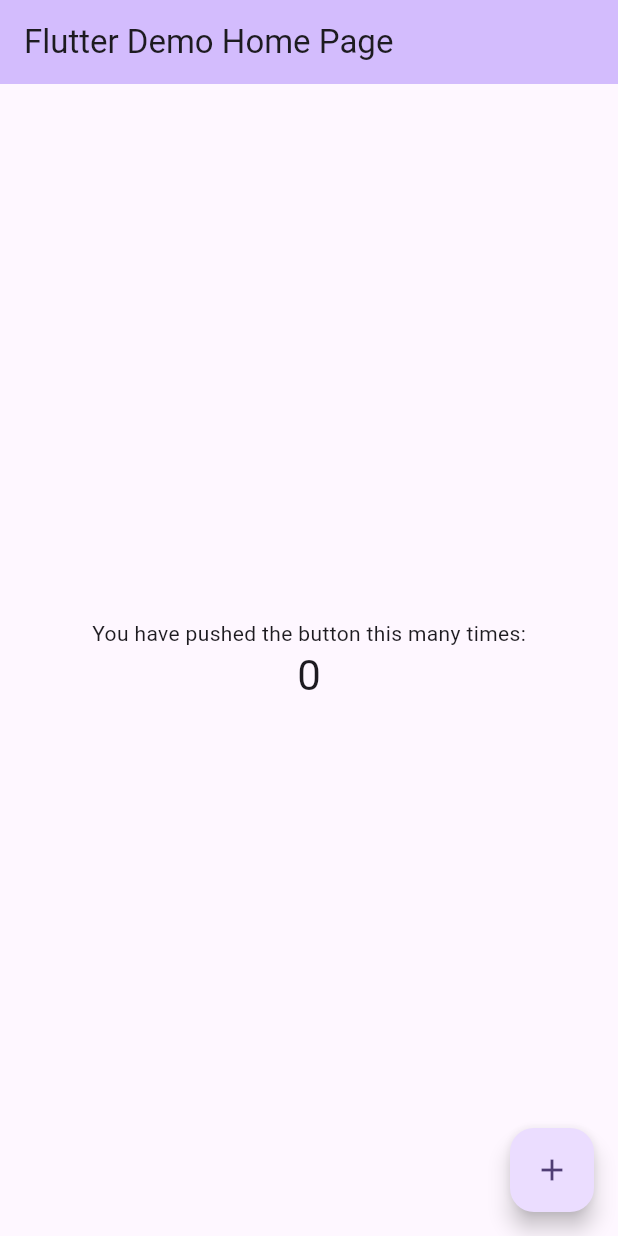
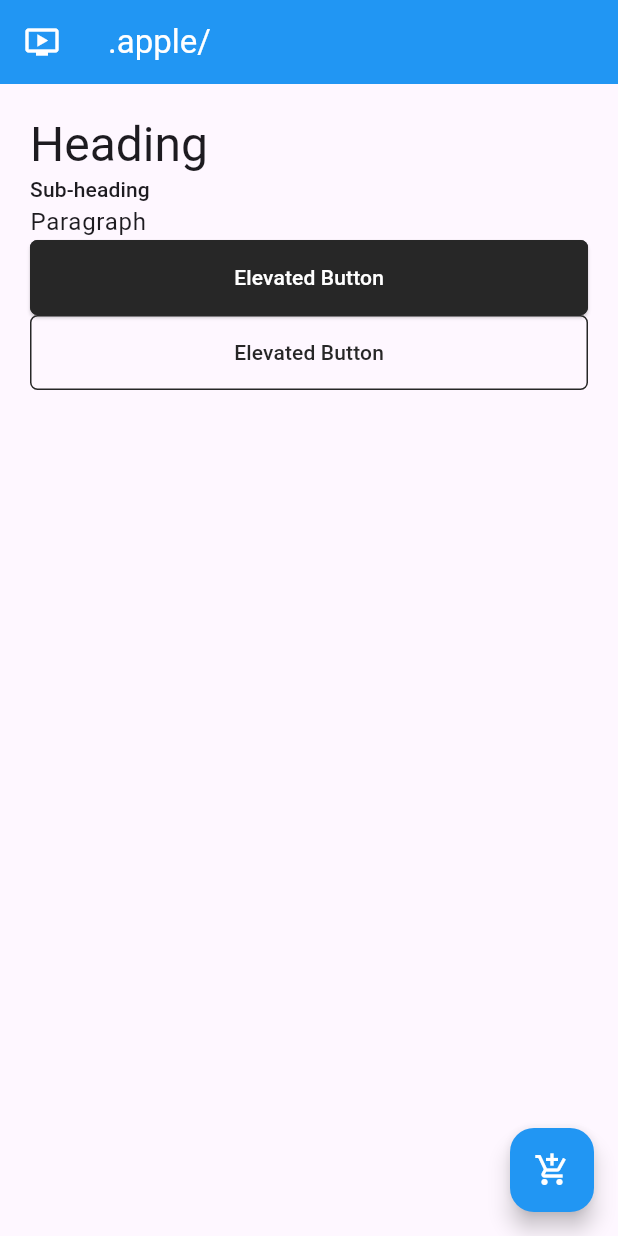
Before and after one commit to joshsaxx/firebase_ui_proj, a Flutter app: the screen it shows after launch, on a phone screen of 412 x 824 dp. Run offline on Flutter 3.47's test engine with Material 3 defaults, Android fonts, the phone set to English and light mode, and no system bars.

Commit message:
app theme mode implemented

```diff
--- a/lib/main.dart
+++ b/lib/main.dart
@@ -1,70 +1,51 @@
+import 'package:firebase_ui_proj/src/utils/theme/theme.dart';
 import 'package:flutter/material.dart';
 
-void main() {
-  runApp(const MyApp());
-}
+void main() => runApp(const App());
 
-class MyApp extends StatelessWidget {
-  const MyApp({super.key});
 
-  // This widget is the root of your application.
+class App extends StatelessWidget {
+  const App({super.key});
+
   @override
   Widget build(BuildContext context) {
     return MaterialApp(
+      theme: TAppTheme.lightTheme,
+      darkTheme: TAppTheme.darkTheme,
       debugShowCheckedModeBanner: false,
-      title: 'Flutter Demo',
-      theme: ThemeData(
-        colorScheme: ColorScheme.fromSeed(seedColor: Colors.deepPurple),
-        useMaterial3: true,
-      ),
-      home: const MyHomePage(title: 'Flutter Demo Home Page'),
+      themeMode: ThemeMode.system,
+      home: const AppHome(),
     );
   }
 }
 
-class MyHomePage extends StatefulWidget {
-  const MyHomePage({super.key, required this.title});
-  final String title;
 
-  @override
-  State<MyHomePage> createState() => _MyHomePageState();
-}
 
-class _MyHomePageState extends State<MyHomePage> {
-  int _counter = 0;
-
-  void _incrementCounter() {
-    setState(() {
-      _counter++;
-    });
-  }
+class AppHome extends StatelessWidget {
+  const AppHome({super.key});
 
   @override
   Widget build(BuildContext context) {
     return Scaffold(
-      appBar: AppBar(
-        backgroundColor: Theme.of(context).colorScheme.inversePrimary,
-        title: Text(widget.title),
-      ),
-      body: Center(
-        child: Column(
-          mainAxisAlignment: MainAxisAlignment.center,
-          children: <Widget>[
-            const Text(
-              'You have pushed the button this many times:',
-            ),
-            Text(
-              '$_counter',
-              style: Theme.of(context).textTheme.headlineMedium,
-            ),
+      appBar: AppBar(title: const Text(".apple/"),leading: const Icon(Icons.ondemand_video_outlined),),
+      floatingActionButton: FloatingActionButton(child: const Icon(Icons.add_shopping_cart_outlined),onPressed: (){},),
+      body: Padding(
+        padding: const EdgeInsets.all(20.0),
+        child: ListView(
+          children: [
+            Text("Heading", style: Theme.of(context).textTheme.headlineLarge),
+            Text("Sub-heading", style: Theme.of(context).textTheme.titleSmall),
+            Text("Paragraph", style: Theme.of(context).textTheme.bodyLarge),
+            ElevatedButton(onPressed: (){}, child: const Text("Elevated Button")),
+            OutlinedButton(onPressed: (){}, child: const Text("Elevated Button")),
+            /*const Padding(
+              padding: EdgeInsets.all(20.0),
+              child: Image(image: AssetImage("assets/images/first.png")),
+            ),*/
           ],
         ),
       ),
-      floatingActionButton: FloatingActionButton(
-        onPressed: _incrementCounter,
-        tooltip: 'Increment',
-        child: const Icon(Icons.add),
-      ), // This trailing comma makes auto-formatting nicer for build methods.
+
     );
   }
 }
--- /dev/null
+++ b/lib/src/utils/theme/theme.dart
@@ -0,0 +1,50 @@
+import 'package:firebase_ui_proj/src/utils/theme/widget_theme/elevated_button_theme.dart';
+import 'package:firebase_ui_proj/src/utils/theme/widget_theme/outlined_button_theme.dart';
+import 'package:firebase_ui_proj/src/utils/theme/widget_theme/text_field_theme.dart';
+import 'package:firebase_ui_proj/src/utils/theme/widget_theme/text_theme.dart';
+import 'package:flutter/material.dart';
+
+
+class TAppTheme {
+  /*static ThemeData lightTheme = ThemeData(
+    brightness: Brightness.light,
+    primarySwatch: const MaterialColor(0xFFFFE200, <int, Color>{
+      50: Color(0x1AFFE200),
+      100: Color(0x33FFE200),
+      200: Color(0x4DFFE200),
+      300: Color(0x66FFE200),
+      400: Color(0x80FFE200),
+    }),
+  );*/
+
+  TAppTheme._();
+
+  static ThemeData lightTheme = ThemeData(
+      brightness: Brightness.light,
+      textTheme: TTextTheme.lightTextTheme,
+      floatingActionButtonTheme: const FloatingActionButtonThemeData(
+          backgroundColor: Colors.blue, foregroundColor: Colors.white),
+      appBarTheme: const AppBarTheme(
+          backgroundColor: Colors.blue, foregroundColor: Colors.white),
+      /*elevatedButtonTheme: ElevatedButtonThemeData(
+          style: ElevatedButton.styleFrom(
+              backgroundColor: Colors.blue, // background (button) color
+              foregroundColor: Colors.white,shape: RoundedRectangleBorder() // foreground (text) color
+      )),*/
+      elevatedButtonTheme: TElevatedButtonTheme.lightElevatedButtonTheme,
+      outlinedButtonTheme: TOutlinedButtonTheme.lightOutlinedButtonTheme,
+      inputDecorationTheme: TTextFOrmFieldTheme.lightInputDecorationTheme);
+
+  static ThemeData darkTheme = ThemeData(
+      brightness: Brightness.dark,
+      textTheme: TTextTheme.darkTextTheme,
+      floatingActionButtonTheme: const FloatingActionButtonThemeData(
+          backgroundColor: Colors.grey, foregroundColor: Colors.white),
+      appBarTheme: const AppBarTheme(backgroundColor: Colors.grey),
+      /*elevatedButtonTheme: ElevatedButtonThemeData(
+          style: ElevatedButton.styleFrom(
+              backgroundColor: Colors.grey, foregroundColor: Colors.white,shape: RoundedRectangleBorder())),*/
+      elevatedButtonTheme: TElevatedButtonTheme.darkElevatedButtonTheme,
+      outlinedButtonTheme: TOutlinedButtonTheme.darkOutlinedButtonTheme,
+      inputDecorationTheme: TTextFOrmFieldTheme.darkInputDecorationTheme);
+}
--- /dev/null
+++ b/lib/src/utils/theme/widget_theme/elevated_button_theme.dart
@@ -0,0 +1,28 @@
+import 'package:flutter/material.dart';
+
+import '../../../constants/colors.dart';
+import '../../../constants/sizes.dart';
+
+class TElevatedButtonTheme{
+  TElevatedButtonTheme._();
+
+  static final lightElevatedButtonTheme = ElevatedButtonThemeData(
+    style: ElevatedButton.styleFrom(
+        shape: RoundedRectangleBorder(borderRadius: BorderRadius.circular(5.0)),
+        foregroundColor: Colors.white,
+        backgroundColor: tSecondaryColor,
+        side: BorderSide(color: tSecondaryColor),
+        padding: EdgeInsets.symmetric(vertical: tButtonHeight)
+    ),
+  );
+
+  static final darkElevatedButtonTheme = ElevatedButtonThemeData(
+    style: ElevatedButton.styleFrom(
+        shape: RoundedRectangleBorder(borderRadius: BorderRadius.circular(5.0)),
+        foregroundColor: tSecondaryColor,
+        backgroundColor: Colors.white,
+        side: BorderSide(color: tSecondaryColor),
+        padding: EdgeInsets.symmetric(vertical: tButtonHeight)
+    ),
+  );
+}
--- /dev/null
+++ b/lib/src/utils/theme/widget_theme/outlined_button_theme.dart
@@ -0,0 +1,26 @@
+import 'package:flutter/material.dart';
+
+import '../../../constants/colors.dart';
+import '../../../constants/sizes.dart';
+
+class TOutlinedButtonTheme{
+  TOutlinedButtonTheme._();
+
+  static final lightOutlinedButtonTheme = OutlinedButtonThemeData(
+    style: OutlinedButton.styleFrom(
+        shape: RoundedRectangleBorder(borderRadius: BorderRadius.circular(5.0)),
+        foregroundColor: tSecondaryColor,
+        side: BorderSide(color: tSecondaryColor),
+        padding: EdgeInsets.symmetric(vertical: tButtonHeight)
+    ),
+  );
+
+  static final darkOutlinedButtonTheme = OutlinedButtonThemeData(
+    style: OutlinedButton.styleFrom(
+        shape: RoundedRectangleBorder(borderRadius: BorderRadius.circular(5.0)),
+        foregroundColor: Colors.white,
+        side: BorderSide(color: Colors.white),
+        padding: EdgeInsets.symmetric(vertical: tButtonHeight)
+    ),
+  );
+}
--- /dev/null
+++ b/lib/src/utils/theme/widget_theme/text_field_theme.dart
@@ -0,0 +1,26 @@
+import 'package:flutter/material.dart';
+
+import '../../../constants/colors.dart';
+
+
+class TTextFOrmFieldTheme {
+  TTextFOrmFieldTheme._();
+
+  static InputDecorationTheme lightInputDecorationTheme =
+      const InputDecorationTheme(
+          border: OutlineInputBorder(),
+          prefixIconColor: tSecondaryColor,
+          floatingLabelStyle: TextStyle(color: tSecondaryColor),
+          focusedBorder: OutlineInputBorder(
+            borderSide: BorderSide(width: 2, color: tSecondaryColor),
+          ));
+
+  static InputDecorationTheme darkInputDecorationTheme =
+      const InputDecorationTheme(
+          border: OutlineInputBorder(),
+          prefixIconColor: tPrimaryColor,
+          floatingLabelStyle: TextStyle(color: tPrimaryColor),
+          focusedBorder: OutlineInputBorder(
+            borderSide: BorderSide(width: 2, color: tPrimaryColor),
+          ));
+}
--- /dev/null
+++ b/lib/src/utils/theme/widget_theme/text_theme.dart
@@ -0,0 +1,59 @@
+import 'package:flutter/material.dart';
+
+
+class TTextTheme{
+  static TextTheme lightTextTheme = TextTheme(
+
+      /*headline2: GoogleFonts.montserrat(
+          color: Colors.black87
+      ),*/
+
+      bodySmall: TextStyle(color: Colors.blue),
+
+      /*subtitle2: GoogleFonts.poppins(
+          color: Colors.black54,
+          fontSize: 24
+      )*/
+
+  );
+  static TextTheme darkTextTheme =  TextTheme(bodySmall: TextStyle(color: Colors.white),
+
+
+      /*headline2: GoogleFonts.montserrat(
+          color: Colors.white70
+      ),
+      subtitle2: GoogleFonts.poppins(
+          color: Colors.white60,
+          fontSize: 24
+      )*/
+
+  );
+}
+
+/*class TTextTheme {
+  static TextTheme lightTextTheme = TextTheme(
+    bodyMedium: GoogleFonts.montserrat(
+      color: Colors.blue,
+    ),
+    displayMedium: GoogleFonts.montserrat(
+      color: Colors.black87,
+    ),
+    titleMedium: GoogleFonts.poppins(
+      color: Colors.black54,
+      fontSize: 24,
+    ),
+  );
+
+  static TextTheme darkTextTheme = TextTheme(
+    bodyMedium: GoogleFonts.montserrat(
+      color: Colors.white,
+    ),
+    displayMedium: GoogleFonts.montserrat(
+      color: Colors.white70,
+    ),
+    titleMedium: GoogleFonts.poppins(
+      color: Colors.white60,
+      fontSize: 24,
+    ),
+  );
+}*/
```
Also changed, not shown: lib/src/constants/colors.dart (added, +14 -0 lines), lib/src/constants/image_strings.dart (added, +16 -0 lines), lib/src/constants/sizes.dart (added, +9 -0 lines), lib/src/constants/text-strings.dart (added, +60 -0 lines), assets/images/first.png (added).
